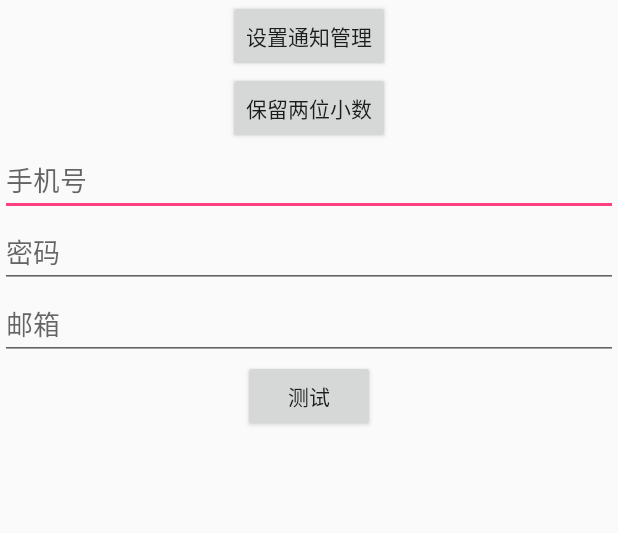
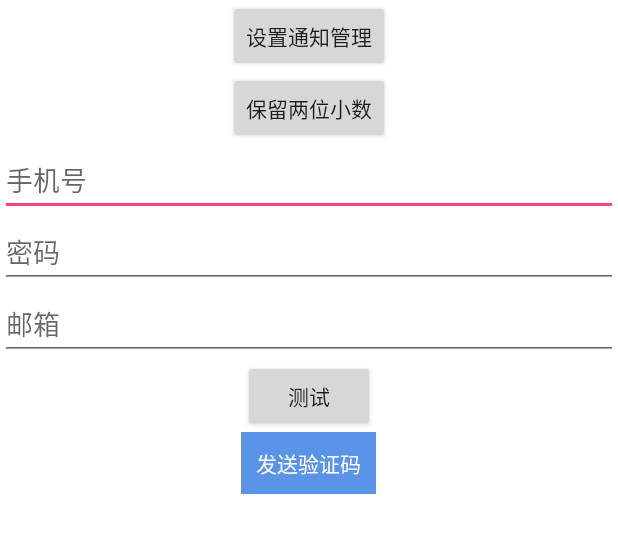
Before and after one commit to dapengyou/Base, an Android app: the layout notification_test.xml on its own in the app's theme, with its tools: preview values and no code run, on a phone screen of 412 x 824 dp. Shown: the top 533 px of the screen. Run offline under Robolectric (Android 15) with nearby library versions, the phone set to English and light mode, and no system bars.

Commit message:
添加验证码倒计时工具类

```diff
--- a/app/src/main/res/layout/notification_test.xml
+++ b/app/src/main/res/layout/notification_test.xml
@@ -2,6 +2,7 @@
 <LinearLayout xmlns:android="http://schemas.android.com/apk/res/android"
     android:layout_width="match_parent"
     android:layout_height="match_parent"
+    android:background="@color/white"
     android:orientation="vertical">
 
     <Button
@@ -31,16 +32,28 @@
         android:layout_height="wrap_content"
         android:layout_gravity="center"
         android:hint="密码" />
+
     <EditText
         android:id="@+id/et_email"
         android:layout_width="match_parent"
         android:layout_height="wrap_content"
         android:layout_gravity="center"
         android:hint="邮箱" />
+
     <Button
         android:id="@+id/bt_test"
         android:layout_width="wrap_content"
         android:layout_height="wrap_content"
         android:layout_gravity="center"
         android:text="测试" />
+
+    <TextView
+        android:id="@+id/tv_countDown"
+        android:layout_width="wrap_content"
+        android:layout_height="wrap_content"
+        android:layout_gravity="center"
+        android:background="@color/blue"
+        android:padding="10dp"
+        android:text="发送验证码"
+        android:textColor="@color/white" />
 </LinearLayout>
--- a/app/src/main/res/values/colors.xml
+++ b/app/src/main/res/values/colors.xml
@@ -3,4 +3,6 @@
     <color name="colorPrimary">#3F51B5</color>
     <color name="colorPrimaryDark">#303F9F</color>
     <color name="colorAccent">#FF4081</color>
+    <color name="blue">#5A94E9</color>
+    <color name="white">#FFFFFF</color>
 </resources>
--- /dev/null
+++ b/baselibrary/src/main/java/com/test/baselibrary/Utils/CountDownUtil.java
@@ -0,0 +1,119 @@
+package com.test.baselibrary.Utils;
+
+import android.graphics.Color;
+import android.os.CountDownTimer;
+import android.text.TextUtils;
+import android.widget.TextView;
+
+import com.test.baselibrary.R;
+
+/**
+ * 倒计时
+ * Created by lady_zhou on 2018/1/2.
+ */
+
+public class CountDownUtil extends CountDownTimer {
+    // 秒（1000毫秒）
+    private static final int SECOND = 1000;
+
+    // 默认总时长，，60秒
+    private static final long DEFAULT_MILLIS_IN_FUTURE = 60 * SECOND;
+
+    // 默认回调onTick(long)时间间隔，，默认1秒
+    private static final long DEFAULT_INTERVAL = SECOND;
+
+    private TextView mTextView; // 需要显示倒计时的TextView
+    private String countDownText; // 在倒计时期间显示的文本
+
+    private boolean isFormatStr; // 记录倒计时期间显示的文本是否包含%d
+
+    /**
+     * 构造方法
+     *
+     * @param textView 需要显示倒计时的TextView
+     *                 显示60s
+     */
+    public CountDownUtil(TextView textView) {
+        this(textView, 0, 0, null);
+    }
+
+    /**
+     * @param textView 需要显示倒计时的TextView
+     * @param totalSec 自定义秒数
+     */
+    public CountDownUtil(TextView textView, int totalSec) {
+        this(textView, totalSec, 0, null);
+    }
+
+    /**
+     * 构造方法，默认倒计时为60s
+     *
+     * @param textView      需要显示倒计时的TextView
+     * @param countDownText 倒计时显示的文本，如果需要将倒计时剩余数和其他文本混合显示，需要使用格式化字符串，例如：
+     *                      ‘%ds后重新发送’，显示效果：20s后重新发送
+     */
+    public CountDownUtil(TextView textView, String countDownText) {
+        this(textView, 0, 0, countDownText);
+    }
+
+    /**
+     * 构造方法，默认倒计时为60s
+     *
+     * @param textView      需要显示倒计时的TextView
+     * @param countDownText 倒计时显示的文本，如果需要将倒计时剩余数和其他文本混合显示，需要使用格式化字符串，例如：
+     *                      ‘%ds后重新发送’，显示效果：20s后重新发送
+     * @param totalSec      自定义秒数
+     */
+    public CountDownUtil(TextView textView, int totalSec, String countDownText) {
+        this(textView, totalSec, 0, countDownText);
+    }
+
+    /**
+     * 构造方法
+     *
+     * @param textView      需要显示倒计时的TextView
+     * @param totalSec      倒计时秒数
+     * @param countDownText 倒计时显示的文本，如果需要将倒计时剩余数和其他文本混合显示，需要使用格式化字符串，例如：
+     *                      ‘%ds后重新发送’，显示效果：20s后重新发送
+     */
+    public CountDownUtil(TextView textView, int totalSec, int countDownInterval, String countDownText) {
+        super(totalSec <= 0 ? DEFAULT_MILLIS_IN_FUTURE : totalSec * SECOND,
+                countDownInterval <= 0 ? DEFAULT_INTERVAL : countDownInterval * SECOND);
+        mTextView = textView;
+        this.countDownText = countDownText;
+        if (!TextUtils.isEmpty(countDownText)) {
+            isFormatStr = countDownText.contains("%d");
+        }
+    }
+
+    /**
+     * 固定间隔被调用
+     *
+     * @param millisUntilFinished
+     */
+    @Override
+    public void onTick(long millisUntilFinished) {
+        mTextView.setEnabled(false);
+        mTextView.setBackgroundResource(R.drawable.bg_gray);  //设置按钮为灰色，这时是不能点击的
+        mTextView.setTextColor(Color.BLACK);
+
+
+        long sec = millisUntilFinished / SECOND;
+
+        if (TextUtils.isEmpty(countDownText)) {
+            mTextView.setText(String.valueOf(sec) + "s");
+        } else if (isFormatStr) {
+            mTextView.setText(String.format(countDownText, sec));
+        }
+    }
+
+    /**
+     * 倒计时完成时被调用
+     */
+    @Override
+    public void onFinish() {
+        mTextView.setEnabled(true);
+        mTextView.setText("获取验证码");
+    }
+
+}
--- /dev/null
+++ b/baselibrary/src/main/res/drawable/bg_gray.xml
@@ -0,0 +1,11 @@
+<?xml version="1.0" encoding="utf-8"?>
+<selector xmlns:android="http://schemas.android.com/apk/res/android">
+
+    <item>
+        <shape android:shape="rectangle">
+            <solid android:color="@color/bg_gray" />
+
+            <corners android:radius="5dp" />
+        </shape>
+    </item>
+</selector>
--- /dev/null
+++ b/baselibrary/src/main/res/values/colors.xml
@@ -0,0 +1,4 @@
+<?xml version="1.0" encoding="utf-8"?>
+<resources>
+    <color name="bg_gray">#F1F3F6</color>
+</resources>
```
Also changed, not shown: app/src/main/java/com/test/baseutil/TestActivity.java (+15 -3 lines).
